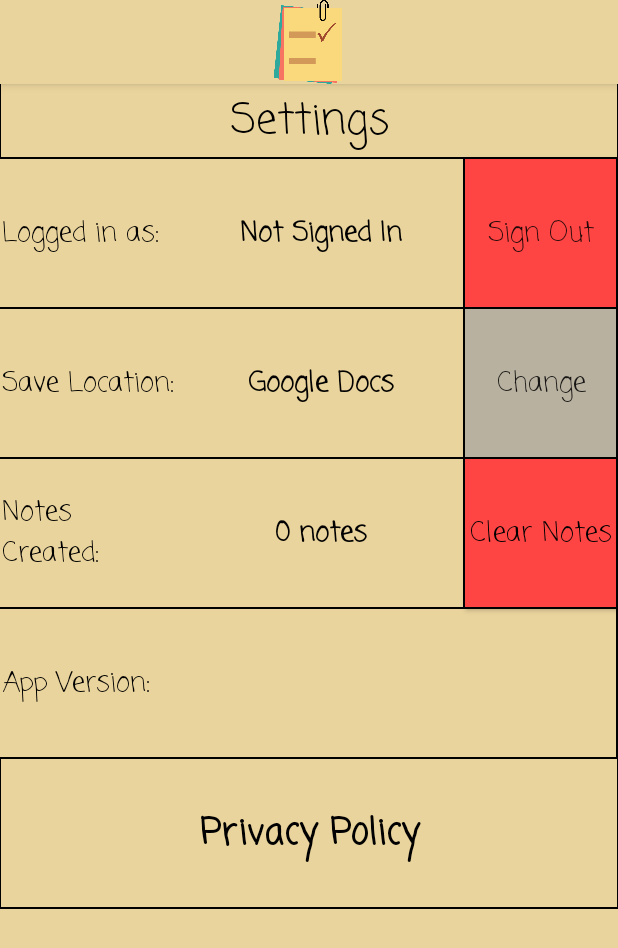
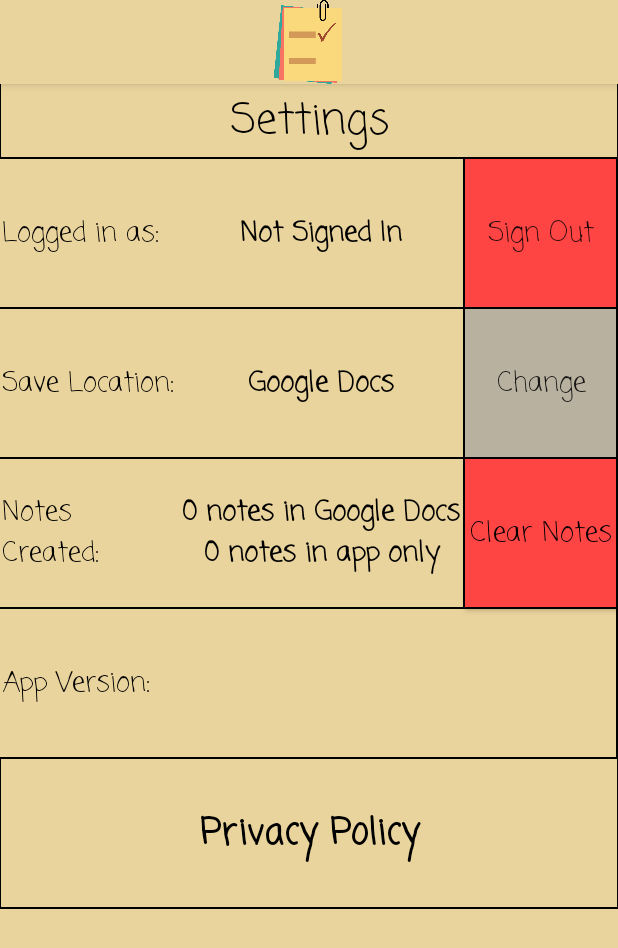
Before and after one commit to thomastriplett/CaptureNotes, an Android app: the screen it shows after launch (SettingsActivity), after a tap on "Settings", on a phone screen of 412 x 824 dp. Shown: the top 948 px of the screen. Run offline under Robolectric (Android 15) with nearby library versions, the phone set to English and light mode, and no system bars; libraries missing offline, so code that uses them is left out: com.google.api.client, com.google.api.services; Roboto replaces fonts that are not available here.

Commit message:
Added save location detail to Notes Created description

```diff
--- a/app/src/main/java/com/thomastriplett/capturenotes/NotesActivity.java
+++ b/app/src/main/java/com/thomastriplett/capturenotes/NotesActivity.java
@@ -50,7 +50,6 @@ public class NotesActivity extends AppCompatActivity implements View.OnClickList
     Context context;
     NoteAdapter adapter;
     String username;
-    int noteCount;
     String docId;
     private RecyclerView recyclerView;
     private ImageButton addNoteButton;
@@ -73,7 +72,6 @@ public class NotesActivity extends AppCompatActivity implements View.OnClickList
 
         SharedPreferences sharedPreferences = getSharedPreferences("c.triplett.capturenotes", Context.MODE_PRIVATE);
         username = sharedPreferences.getString("username","");
-        noteCount = sharedPreferences.getInt("noteCount",0);
 
         context = getApplicationContext();
         sqLiteDatabase = context.openOrCreateDatabase("notes",
@@ -173,10 +171,6 @@ public class NotesActivity extends AppCompatActivity implements View.OnClickList
                 Context.MODE_PRIVATE,null);
         dbHelper = new DBHelper(sqLiteDatabase);
         dbHelper.deleteNote(username,n.getTitle());
-
-        SharedPreferences.Editor sharedPreferencesEditor = getSharedPreferences("c.triplett.capturenotes", Context.MODE_PRIVATE).edit();
-        sharedPreferencesEditor.putInt("noteCount",noteCount-1);
-        sharedPreferencesEditor.apply();
         Log.d(TAG,"Removing "+i+" item from adapter");
         adapter.notifyDataSetChanged();
     }
--- a/app/src/main/java/com/thomastriplett/capturenotes/SettingsActivity.java
+++ b/app/src/main/java/com/thomastriplett/capturenotes/SettingsActivity.java
@@ -55,7 +55,6 @@ public class SettingsActivity extends AppCompatActivity {
     SQLiteDatabase sqLiteDatabase;
     Context context;
     String username;
-    int noteCount;
 
     TextView googleAccountDescription;
     TextView saveLocationDescription;
@@ -98,13 +97,15 @@ public class SettingsActivity extends AppCompatActivity {
         SharedPreferences sharedPreferences = getSharedPreferences("c.triplett.capturenotes", Context.MODE_PRIVATE);
         username = sharedPreferences.getString("username","");
         String saveLocation = sharedPreferences.getString("saveLocation","");
-        noteCount = sharedPreferences.getInt("noteCount",0);
         context = getApplicationContext();
         sqLiteDatabase = context.openOrCreateDatabase("notes",
                 Context.MODE_PRIVATE,null);
         dbHelper = new DBHelper(sqLiteDatabase);
 
         notes = dbHelper.readNotes(username);
+
+        googleDocNotes = (ArrayList<Note>) notes.clone();
+        googleDocNotes.removeIf(note -> note.getDocId().equals("None"));
 
         GoogleSignInAccount account = GoogleSignIn.getLastSignedInAccount(this);
         if(account != null){
@@ -121,11 +122,20 @@ public class SettingsActivity extends AppCompatActivity {
             saveLocationDescription.setText(saveLocation);
         }
 
-        if(noteCount == 1){
-            notesCreatedDescription.setText(noteCount+" note");
+        int googleDocNoteCount = googleDocNotes.size();
+        int localNoteCount = notes.size() - googleDocNoteCount;
+
+        if(googleDocNoteCount == 1 && localNoteCount == 1){
+            notesCreatedDescription.setText(googleDocNoteCount+" note in Google Docs\n"+localNoteCount+" note in app only");
+        }
+        else if(googleDocNoteCount == 1) {
+            notesCreatedDescription.setText(googleDocNoteCount+" note in Google Docs\n"+localNoteCount+" notes in app only");
+        }
+        else if(localNoteCount == 1) {
+            notesCreatedDescription.setText(googleDocNoteCount+" notes in Google Docs\n"+localNoteCount+" note in app only");
         }
         else {
-            notesCreatedDescription.setText(noteCount+" notes");
+            notesCreatedDescription.setText(googleDocNoteCount+" notes in Google Docs\n"+localNoteCount+" notes in app only");
         }
 
         signOutButton.setOnClickListener(new View.OnClickListener() {
@@ -150,12 +160,6 @@ public class SettingsActivity extends AppCompatActivity {
                 builder.setPositiveButton("Yes", new DialogInterface.OnClickListener() {
                     @Override
                     public void onClick(DialogInterface dialogInterface, int i) {
-                        for(int j=0; j<notes.size(); j++){
-                            Note note = notes.get(j);
-                            if (!note.getDocId().equals("None")){
-                                googleDocNotes.add(note);
-                            }
-                        }
                         if (googleDocNotes.size() > 0){
                             deleteNotes();
                             createGoogleDocsDeletionToast();
```
Also changed, not shown: app/src/main/java/com/thomastriplett/capturenotes/EditActivity.java (+0 -10 lines), app/src/main/java/com/thomastriplett/capturenotes/ImageActivity.java (+0 -10 lines).
